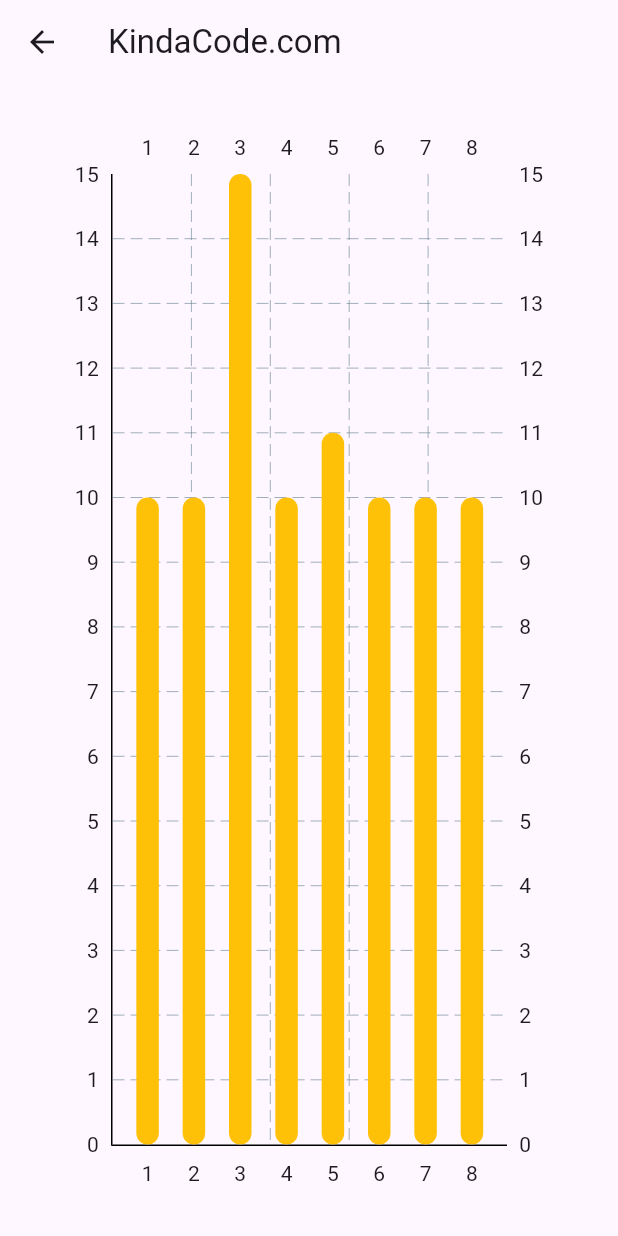
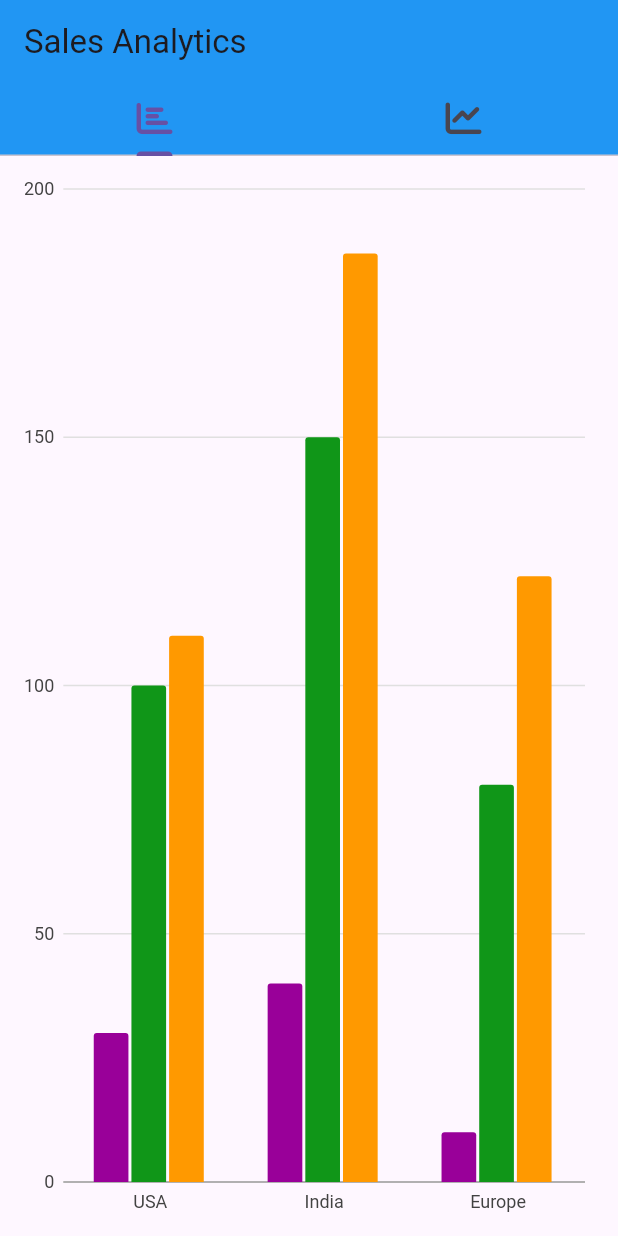
Before and after one commit to Ektalakhani26/emart, a Flutter app: the Analytics screen opened directly, on a phone screen of 412 x 824 dp. Run offline on Flutter 3.47's test engine with Material 3 defaults, Android fonts, the phone set to English and light mode, and no system bars; drawn by our look-alikes of fl_chart; our stand-ins replace carousel_slider, charts_flutter, cloud_firestore, connectivity_plus, firebase_auth, firebase_core and 12 more; missing offline and left inert: bottom_bar_matu, razorpay_flutter; accounts and stored records are empty.

Commit message:
fixed design

```diff
--- a/lib/Auth/RegistrationScreen.dart
+++ b/lib/Auth/RegistrationScreen.dart
@@ -217,8 +217,6 @@ class _RegistrationPageState extends State<RegistrationPage> {
                                 if(formKey.currentState!.validate()){
                                   //================= Method called ====================================
 
-                                  Registration();
-
                                   //=================== data save in firebase ==============================
                                   FirebaseFirestore firebaseFirestore = FirebaseFirestore.instance;
                                   String id = "User${DateTime.now().millisecondsSinceEpoch}";
@@ -233,6 +231,7 @@ class _RegistrationPageState extends State<RegistrationPage> {
                                     SnackBar(content: Text('Registration complete')),
                                   );
                                 }
+                                Registration();
                                 //Navigator.push(context, MaterialPageRoute(builder: (context) => Login1(),));
                               }, child: Text('Sign Up',style: TextStyle(color: Colors.white,fontWeight: FontWeight.bold,fontSize: 20),)),
                         ),
--- a/lib/Pages/AdminPannel/analytics.dart
+++ b/lib/Pages/AdminPannel/analytics.dart
@@ -1,78 +1,7 @@
-// main.dart
 import 'package:flutter/material.dart';
-import 'dart:math';
-import 'package:fl_chart/fl_chart.dart';
+import 'package:charts_flutter/flutter.dart' as charts;
+import 'package:font_awesome_flutter/font_awesome_flutter.dart';
 
-// Define data structure for a bar group
-class DataItem {
-  int x;
-  double y1;
-  double y2;
-  double y3;
-  DataItem(
-      {required this.x, required this.y1, required this.y2, required this.y3});
-}
-
-// class HomePage extends StatelessWidget {
-//   HomePage({Key? key}) : super(key: key);
-//
-//   // Generate dummy data to feed the chart
-//   final List<DataItem> _myData = List.generate(
-//       30,
-//           (index) => DataItem(
-//         x: index,
-//         y1: Random().nextInt(20) + Random().nextDouble(),
-//         y2: Random().nextInt(20) + Random().nextDouble(),
-//         y3: Random().nextInt(20) + Random().nextDouble(),
-//       ));
-//
-//   @override
-//   Widget build(BuildContext context) {
-//     return Scaffold(
-//       appBar: AppBar(
-//         title: const Text('KindaCode.com'),
-//       ),
-//       body: Padding(
-//         padding: const EdgeInsets.all(30),
-//         child: BarChart(BarChartData(
-//             borderData: FlBorderData(
-//                 border: const Border(
-//                   top: BorderSide.none,
-//                   right: BorderSide.none,
-//                   left: BorderSide(width: 1),
-//                   bottom: BorderSide(width: 1),
-//                 )),
-//             groupsSpace: 10,
-//             barGroups: [
-//               BarChartGroupData(x: 1, barRods: [
-//                 BarChartRodData(fromY: 0, toY: 10, width: 15, color: Colors.amber),
-//               ]),
-//               BarChartGroupData(x: 2, barRods: [
-//                 BarChartRodData(fromY: 0, toY: 10, width: 15, color: Colors.amber),
-//               ]),
-//               BarChartGroupData(x: 3, barRods: [
-//                 BarChartRodData(fromY: 0, toY: 15, width: 15, color: Colors.amber),
-//               ]),
-//               BarChartGroupData(x: 4, barRods: [
-//                 BarChartRodData(fromY: 0, toY: 10, width: 15, color: Colors.amber),
-//               ]),
-//               BarChartGroupData(x: 5, barRods: [
-//                 BarChartRodData(fromY: 0, toY: 11, width: 15, color: Colors.amber),
-//               ]),
-//               BarChartGroupData(x: 6, barRods: [
-//                 BarChartRodData(fromY: 0, toY: 10, width: 15, color: Colors.amber),
-//               ]),
-//               BarChartGroupData(x: 7, barRods: [
-//                 BarChartRodData(fromY: 0, toY: 10, width: 15, color: Colors.amber),
-//               ]),
-//               BarChartGroupData(x: 8, barRods: [
-//                 BarChartRodData(fromY: 0, toY: 10, width: 15, color: Colors.amber),
-//               ]),
-//             ])),
-//       ),
-//     );
-//   }
-// }
 
 class Analytics extends StatefulWidget {
   const Analytics({super.key});
@@ -81,62 +10,231 @@ class Analytics extends StatefulWidget {
   State<Analytics> createState() => _AnalyticsState();
 }
 
-class _AnalyticsState extends State<Analytics> {
+class _AnalyticsState extends State<Analytics>  with SingleTickerProviderStateMixin{
+  late List<charts.Series<Pollution, String>> _seriesData = [];
+  late List<charts.Series<Sales, int>> _seriesLineData = [];
 
-  // Generate dummy data to feed the chart
-  final List<DataItem> _myData = List.generate(
-      30,
-          (index) => DataItem(
-        x: index,
-        y1: Random().nextInt(20) + Random().nextDouble(),
-        y2: Random().nextInt(20) + Random().nextDouble(),
-        y3: Random().nextInt(20) + Random().nextDouble(),
-      ));
+  _generateData() {
+    var data1 = [
+      new Pollution(1980, 'USA', 30),
+      new Pollution(1980, 'India', 40),
+      new Pollution(1980, 'Europe', 10),
+    ];
+    var data2 = [
+      new Pollution(1985, 'USA', 100),
+      new Pollution(1980, 'India', 150),
+      new Pollution(1985, 'Europe', 80),
+    ];
+    var data3 = [
+      new Pollution(1985, 'USA', 110),
+      new Pollution(1980, 'India', 187),
+      new Pollution(1985, 'Europe', 122),
+    ];
+
+    var linesalesdata = [
+      new Sales(0, 45),
+      new Sales(1, 56),
+      new Sales(2, 55),
+      new Sales(3, 60),
+      new Sales(4, 61),
+      new Sales(5, 70),
+    ];
+    var linesalesdata1 = [
+      new Sales(0, 35),
+      new Sales(1, 46),
+      new Sales(2, 45),
+      new Sales(3, 50),
+      new Sales(4, 51),
+      new Sales(5, 60),
+    ];
+
+    var linesalesdata2 = [
+      new Sales(0, 20),
+      new Sales(1, 24),
+      new Sales(2, 25),
+      new Sales(3, 40),
+      new Sales(4, 45),
+      new Sales(5, 60),
+    ];
+
+    _seriesData.add(
+      charts.Series(
+        domainFn: (Pollution pollution, _) => pollution.place,
+        measureFn: (Pollution pollution, _) => pollution.quantity,
+        id: '2022',
+        data: data1,
+        fillPatternFn: (_, __) => charts.FillPatternType.solid,
+        fillColorFn: (Pollution pollution, _) =>
+            charts.ColorUtil.fromDartColor(Color(0xff990099)),
+      ),
+    );
+
+    _seriesData.add(
+      charts.Series(
+        domainFn: (Pollution pollution, _) => pollution.place,
+        measureFn: (Pollution pollution, _) => pollution.quantity,
+        id: '2023',
+        data: data2,
+        fillPatternFn: (_, __) => charts.FillPatternType.solid,
+        fillColorFn: (Pollution pollution, _) =>
+            charts.ColorUtil.fromDartColor(Color(0xff109618)),
+      ),
+    );
+
+    _seriesData.add(
+      charts.Series(
+        domainFn: (Pollution pollution, _) => pollution.place,
+        measureFn: (Pollution pollution, _) => pollution.quantity,
+        id: '2024',
+        data: data3,
+        fillPatternFn: (_, __) => charts.FillPatternType.solid,
+        fillColorFn: (Pollution pollution, _) =>
+            charts.ColorUtil.fromDartColor(Color(0xffff9900)),
+      ),
+    );
+
+    _seriesLineData.add(
+      charts.Series(
+        colorFn: (__, _) => charts.ColorUtil.fromDartColor(Color(0xff990099)),
+        id: 'Air Pollution',
+        data: linesalesdata,
+        domainFn: (Sales sales, _) => sales.yearval,
+        measureFn: (Sales sales, _) => sales.salesval,
+      ),
+    );
+    _seriesLineData.add(
+      charts.Series(
+        colorFn: (__, _) => charts.ColorUtil.fromDartColor(Color(0xff109618)),
+        id: 'Air Pollution',
+        data: linesalesdata1,
+        domainFn: (Sales sales, _) => sales.yearval,
+        measureFn: (Sales sales, _) => sales.salesval,
+      ),
+    );
+    _seriesLineData.add(
+      charts.Series(
+        colorFn: (__, _) => charts.ColorUtil.fromDartColor(Color(0xffff9900)),
+        id: 'Air Pollution',
+        data: linesalesdata2,
+        domainFn: (Sales sales, _) => sales.yearval,
+        measureFn: (Sales sales, _) => sales.salesval,
+      ),
+    );
+  }
+
+  @override
+  void initState() {
+    // TODO: implement initState
+    super.initState();
+    // _seriesData = List<charts.Series<Pollution, String>>();
+    // _seriesPieData = List<charts.Series<Task, String>>();
+    // _seriesLineData = List<charts.Series<Sales, int>>();
+    _generateData();
+  }
+  late final _tabController = TabController(length: 2, vsync: this);
   @override
   Widget build(BuildContext context) {
-    return Scaffold(
-      appBar: AppBar(
-        title: const Text('KindaCode.com'),
-      ),
-      body: Padding(
-        padding: const EdgeInsets.all(30),
-        child: BarChart(
-            BarChartData(
-            borderData: FlBorderData(
-                border: const Border(
-                  top: BorderSide.none,
-                  right: BorderSide.none,
-                  left: BorderSide(width: 1),
-                  bottom: BorderSide(width: 1),
-                )),
-            groupsSpace: 10,
-            barGroups: [
-              BarChartGroupData(x: 1, barRods: [
-                BarChartRodData(fromY: 0, toY: 10, width: 15, color: Colors.amber),
-              ]),
-              BarChartGroupData(x: 2, barRods: [
-                BarChartRodData(fromY: 0, toY: 10, width: 15, color: Colors.amber),
-              ]),
-              BarChartGroupData(x: 3, barRods: [
-                BarChartRodData(fromY: 0, toY: 15, width: 15, color: Colors.amber),
-              ]),
-              BarChartGroupData(x: 4, barRods: [
-                BarChartRodData(fromY: 0, toY: 10, width: 15, color: Colors.amber),
-              ]),
-              BarChartGroupData(x: 5, barRods: [
-                BarChartRodData(fromY: 0, toY: 11, width: 15, color: Colors.amber),
-              ]),
-              BarChartGroupData(x: 6, barRods: [
-                BarChartRodData(fromY: 0, toY: 10, width: 15, color: Colors.amber),
-              ]),
-              BarChartGroupData(x: 7, barRods: [
-                BarChartRodData(fromY: 0, toY: 10, width: 15, color: Colors.amber),
-              ]),
-              BarChartGroupData(x: 8, barRods: [
-                BarChartRodData(fromY: 0, toY: 10, width: 15, color: Colors.amber),
-              ]),
-            ])),
+    return DefaultTabController(
+      length: 2,
+      child: Scaffold(
+
+        //==========================  Tab bar ======================================
+
+        appBar: AppBar(
+           backgroundColor: Colors.blue,
+          automaticallyImplyLeading: false,
+          title: Text('Sales Analytics'),
+          bottom: TabBar(
+            controller: _tabController,
+            tabs: [
+              Tab(icon: Icon(FontAwesomeIcons.solidChartBar,)),
+              Tab(icon: Icon(FontAwesomeIcons.chartLine)),
+            ],
+          ),
+        ),
+        body: TabBarView(
+          controller: _tabController,
+          children: [
+            Padding(
+              padding: EdgeInsets.all(8.0),
+              child: Container(
+                child: Center(
+                  child: Column(
+                    children: <Widget>[
+                        Expanded(
+                        child: charts.BarChart(
+                          _seriesData,
+                          animate: true,
+                          barGroupingType: charts.BarGroupingType.grouped,
+                          //behaviors: [new charts.SeriesLegend()],
+                          animationDuration: Duration(seconds: 5),
+                        ),
+                      ),
+                    ],
+                  ),
+                ),
+              ),
+            ),
+            Padding(
+              padding: EdgeInsets.all(8.0),
+              child: Container(
+                child: Center(
+                  child: Column(
+                    children: <Widget>[
+                      Text(
+                        'Sales for the first 2 years',style: TextStyle(fontSize: 24.0,fontWeight: FontWeight.bold),),
+                      Expanded(
+                        child: charts.LineChart(
+                            _seriesLineData,
+                            defaultRenderer: new charts.LineRendererConfig(
+                                includeArea: true, stacked: true),
+                            animate: true,
+                            animationDuration: Duration(seconds: 5),
+                            behaviors: [
+                              new charts.ChartTitle('Years',
+                                  behaviorPosition: charts.BehaviorPosition.bottom,
+                                  titleOutsideJustification:charts.OutsideJustification.middleDrawArea),
+                              new charts.ChartTitle('Sales',
+                                  behaviorPosition: charts.BehaviorPosition.start,
+                                  titleOutsideJustification: charts.OutsideJustification.middleDrawArea),
+                              new charts.ChartTitle('Departments',
+                                behaviorPosition: charts.BehaviorPosition.end,
+                                titleOutsideJustification:charts.OutsideJustification.middleDrawArea,
+                              )
+                            ]
+                        ),
+                      ),
+                    ],
+                  ),
+                ),
+              ),
+            ),
+          ],
+        ),
       ),
     );
   }
 }
+
+class Pollution {
+  String place;
+  int year;
+  int quantity;
+
+  Pollution(this.year, this.place, this.quantity);
+}
+
+class Task {
+  String task;
+  double taskvalue;
+  Color colorval;
+
+  Task(this.task, this.taskvalue, this.colorval);
+}
+
+class Sales {
+  int yearval;
+  int salesval;
+
+  Sales(this.yearval, this.salesval);
+}
```
Also changed, not shown: lib/Pages/AdminPannel/orderPlaced/confirm_order.dart (+7 -5 lines), lib/brandAmbassador.dart (added, +73 -0 lines), lib/ex.dart (added, +105 -0 lines), pubspec.yaml (+5 -2 lines), pubspec.lock, 1 other file.
